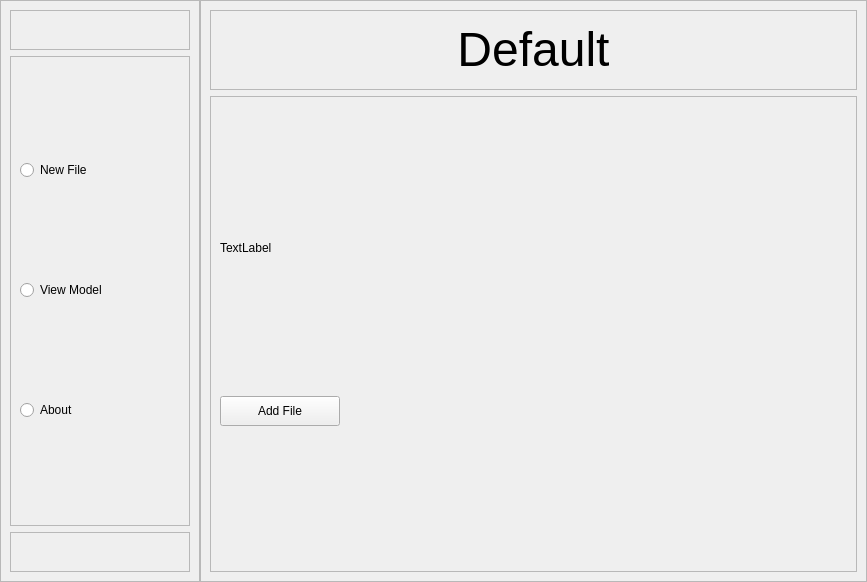
Qt form src/main_window.ui (SantagatiLuca/ECG-classification) before a commit.
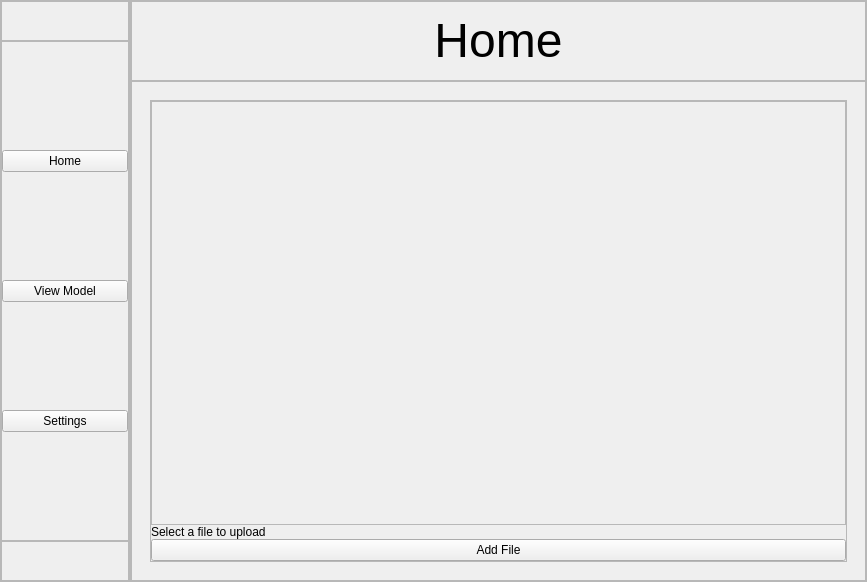
The same form after that commit. Icons and pictures are not drawn.

What changed in the file:
```diff
--- a/src/main_window.ui
+++ b/src/main_window.ui
@@ -66,8 +66,20 @@
        <enum>QFrame::Shadow::Raised</enum>
       </property>
       <layout class="QVBoxLayout" name="verticalLayout">
+       <property name="spacing">
+        <number>0</number>
+       </property>
        <property name="leftMargin">
-        <number>9</number>
+        <number>0</number>
+       </property>
+       <property name="topMargin">
+        <number>0</number>
+       </property>
+       <property name="rightMargin">
+        <number>0</number>
+       </property>
+       <property name="bottomMargin">
+        <number>0</number>
        </property>
        <item>
         <widget class="QFrame" name="frame">
@@ -135,60 +147,39 @@
           <enum>QFrame::Shadow::Raised</enum>
          </property>
          <layout class="QVBoxLayout" name="verticalLayout_2">
+          <property name="spacing">
+           <number>0</number>
+          </property>
+          <property name="leftMargin">
+           <number>0</number>
+          </property>
+          <property name="topMargin">
+           <number>0</number>
+          </property>
+          <property name="rightMargin">
+           <number>0</number>
+          </property>
+          <property name="bottomMargin">
+           <number>0</number>
+          </property>
           <item>
-           <widget class="QRadioButton" name="radioButton">
-            <property name="minimumSize">
-             <size>
-              <width>200</width>
-              <height>0</height>
-             </size>
-            </property>
-            <property name="maximumSize">
-             <size>
-              <width>400</width>
-              <height>16777215</height>
-             </size>
-            </property>
+           <widget class="QPushButton" name="home_button">
             <property name="text">
-             <string>New File</string>
+             <string>Home</string>
             </property>
            </widget>
           </item>
           <item>
-           <widget class="QRadioButton" name="radioButton_2">
-            <property name="minimumSize">
-             <size>
-              <width>200</width>
-              <height>0</height>
-             </size>
-            </property>
-            <property name="maximumSize">
-             <size>
-              <width>400</width>
-              <height>16777215</height>
-             </size>
-            </property>
+           <widget class="QPushButton" name="view_model_button">
             <property name="text">
              <string>View Model</string>
             </property>
            </widget>
           </item>
           <item>
-           <widget class="QRadioButton" name="radioButton_3">
-            <property name="minimumSize">
-             <size>
-              <width>200</width>
-              <height>0</height>
-             </size>
-            </property>
-            <property name="maximumSize">
-             <size>
-              <width>400</width>
-              <height>16777215</height>
-             </size>
-            </property>
+           <widget class="QPushButton" name="settings_button">
             <property name="text">
-             <string>About</string>
+             <string>Settings</string>
             </property>
            </widget>
           </item>
@@ -215,7 +206,20 @@
          <property name="frameShadow">
           <enum>QFrame::Shadow::Raised</enum>
          </property>
-         <layout class="QVBoxLayout" name="verticalLayout_3"/>
+         <layout class="QVBoxLayout" name="verticalLayout_3">
+          <property name="spacing">
+           <number>0</number>
+          </property>
+          <property name="topMargin">
+           <number>0</number>
+          </property>
+          <property name="rightMargin">
+           <number>0</number>
+          </property>
+          <property name="bottomMargin">
+           <number>0</number>
+          </property>
+         </layout>
         </widget>
        </item>
       </layout>
@@ -230,6 +234,21 @@
        <enum>QFrame::Shadow::Raised</enum>
       </property>
       <layout class="QVBoxLayout" name="verticalLayout_4">
+       <property name="spacing">
+        <number>0</number>
+       </property>
+       <property name="leftMargin">
+        <number>0</number>
+       </property>
+       <property name="topMargin">
+        <number>0</number>
+       </property>
+       <property name="rightMargin">
+        <number>0</number>
+       </property>
+       <property name="bottomMargin">
+        <number>0</number>
+       </property>
        <item>
         <widget class="QFrame" name="frame_4">
          <property name="minimumSize">
@@ -251,6 +270,21 @@
           <enum>QFrame::Shadow::Raised</enum>
          </property>
          <layout class="QVBoxLayout" name="verticalLayout_5">
+          <property name="spacing">
+           <number>0</number>
+          </property>
+          <property name="leftMargin">
+           <number>0</number>
+          </property>
+          <property name="topMargin">
+           <number>0</number>
+          </property>
+          <property name="rightMargin">
+           <number>0</number>
+          </property>
+          <property name="bottomMargin">
+           <number>0</number>
+          </property>
           <item>
            <widget class="QLabel" name="center_title">
             <property name="minimumSize">
@@ -272,7 +306,7 @@
              </font>
             </property>
             <property name="text">
-             <string>&lt;html&gt;&lt;head/&gt;&lt;body&gt;&lt;p align=&quot;center&quot;&gt;&lt;span style=&quot; font-weight:400;&quot;&gt;Default&lt;/span&gt;&lt;/p&gt;&lt;/body&gt;&lt;/html&gt;</string>
+             <string>&lt;html&gt;&lt;head/&gt;&lt;body&gt;&lt;p align=&quot;center&quot;&gt;&lt;span style=&quot; font-weight:400;&quot;&gt;Home&lt;/span&gt;&lt;/p&gt;&lt;/body&gt;&lt;/html&gt;</string>
             </property>
            </widget>
           </item>
@@ -289,44 +323,120 @@
          </property>
          <layout class="QVBoxLayout" name="verticalLayout_6">
           <item>
-           <widget class="QLabel" name="hlabel">
-            <property name="sizePolicy">
-             <sizepolicy hsizetype="Fixed" vsizetype="Fixed">
-              <horstretch>0</horstretch>
-              <verstretch>0</verstretch>
-             </sizepolicy>
+           <widget class="QStackedWidget" name="stackedWidget">
+            <property name="currentIndex">
+             <number>0</number>
             </property>
-            <property name="text">
-             <string>TextLabel</string>
-            </property>
-           </widget>
-          </item>
-          <item>
-           <widget class="QPushButton" name="file_dialog_button">
-            <property name="sizePolicy">
-             <sizepolicy hsizetype="Fixed" vsizetype="Fixed">
-              <horstretch>0</horstretch>
-              <verstretch>0</verstretch>
-             </sizepolicy>
-            </property>
-            <property name="maximumSize">
-             <size>
-              <width>120</width>
-              <height>30</height>
-             </size>
-            </property>
-            <property name="layoutDirection">
-             <enum>Qt::LayoutDirection::LeftToRight</enum>
-            </property>
-            <property name="text">
-             <string>Add File</string>
-            </property>
-            <property name="icon">
-             <iconset theme="QIcon::ThemeIcon::DocumentOpen"/>
-            </property>
-            <property name="flat">
-             <bool>false</bool>
-            </property>
+            <widget class="QWidget" name="page">
+             <layout class="QVBoxLayout" name="verticalLayout_7">
+              <item>
+               <widget class="QFrame" name="frame_6">
+                <property name="sizePolicy">
+                 <sizepolicy hsizetype="Preferred" vsizetype="Expanding">
+                  <horstretch>0</horstretch>
+                  <verstretch>0</verstretch>
+                 </sizepolicy>
+                </property>
+                <property name="frameShape">
+                 <enum>QFrame::Shape::StyledPanel</enum>
+                </property>
+                <property name="frameShadow">
+                 <enum>QFrame::Shadow::Raised</enum>
+                </property>
+                <layout class="QVBoxLayout" name="verticalLayout_9">
+                 <property name="spacing">
+                  <number>0</number>
+                 </property>
+                 <property name="leftMargin">
+                  <number>0</number>
+                 </property>
+                 <property name="topMargin">
+                  <number>0</number>
+                 </property>
+                 <property name="rightMargin">
+                  <number>0</number>
+                 </property>
+                 <property name="bottomMargin">
+                  <number>0</number>
+                 </property>
+                 <item>
+                  <widget class="QFrame" name="plot_frame">
+                   <property name="sizePolicy">
+                    <sizepolicy hsizetype="Expanding" vsizetype="Expanding">
+                     <horstretch>0</horstretch>
+                     <verstretch>0</verstretch>
+                    </sizepolicy>
+                   </property>
+                   <property name="minimumSize">
+                    <size>
+                     <width>0</width>
+                     <height>300</height>
+                    </size>
+                   </property>
+                   <property name="frameShape">
+                    <enum>QFrame::Shape::StyledPanel</enum>
+                   </property>
+                   <property name="frameShadow">
+                    <enum>QFrame::Shadow::Raised</enum>
+                   </property>
+                  </widget>
+                 </item>
+                 <item>
+                  <widget class="QLabel" name="file_location_label">
+                   <property name="sizePolicy">
+                    <sizepolicy hsizetype="Preferred" vsizetype="Fixed">
+                     <horstretch>0</horstretch>
+                     <verstretch>0</verstretch>
+                    </sizepolicy>
+                   </property>
+                   <property name="maximumSize">
+                    <size>
+                     <width>16777215</width>
+                     <height>30</height>
+                    </size>
+                   </property>
+                   <property name="text">
+                    <string>Select a file to upload</string>
+                   </property>
+                  </widget>
+                 </item>
+                 <item>
+                  <widget class="QPushButton" name="file_dialog_button">
+                   <property name="text">
+                    <string>Add File</string>
+                   </property>
+                   <property name="icon">
+                    <iconset theme="QIcon::ThemeIcon::DocumentOpen"/>
+                   </property>
+                  </widget>
+                 </item>
+                </layout>
+               </widget>
+              </item>
+             </layout>
+            </widget>
+            <widget class="QWidget" name="page_3">
+             <layout class="QHBoxLayout" name="horizontalLayout_3">
+              <item>
+               <widget class="QLabel" name="model_label">
+                <property name="text">
+                 <string>PlaceHolder</string>
+                </property>
+               </widget>
+              </item>
+             </layout>
+            </widget>
+            <widget class="QWidget" name="page_2">
+             <layout class="QVBoxLayout" name="verticalLayout_8">
+              <item>
+               <widget class="QLabel" name="label">
+                <property name="text">
+                 <string>Settings</string>
+                </property>
+               </widget>
+              </item>
+             </layout>
+            </widget>
            </widget>
           </item>
          </layout>
```
